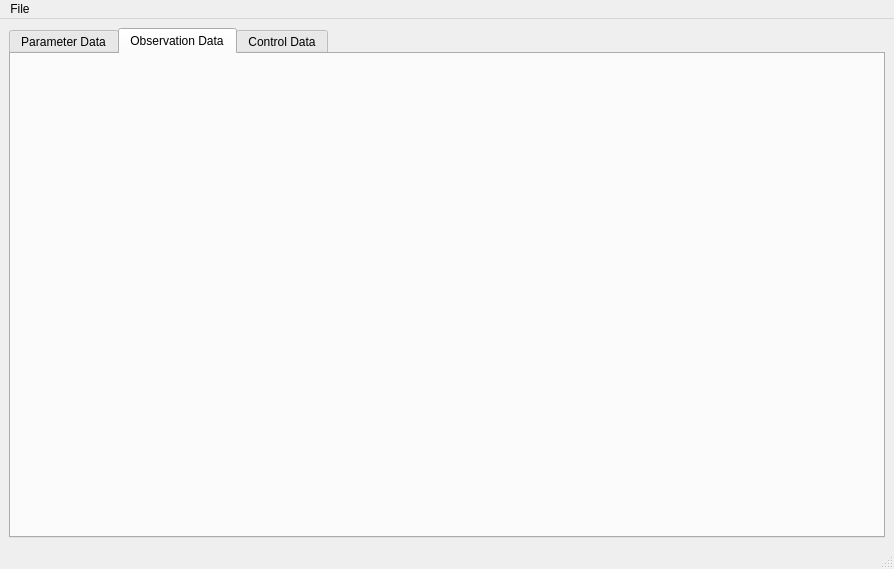
Before: the Qt Designer form UI_Files/SecondPage.ui in SurajKamble/SWMM2PEST, drawn with Qt 5.
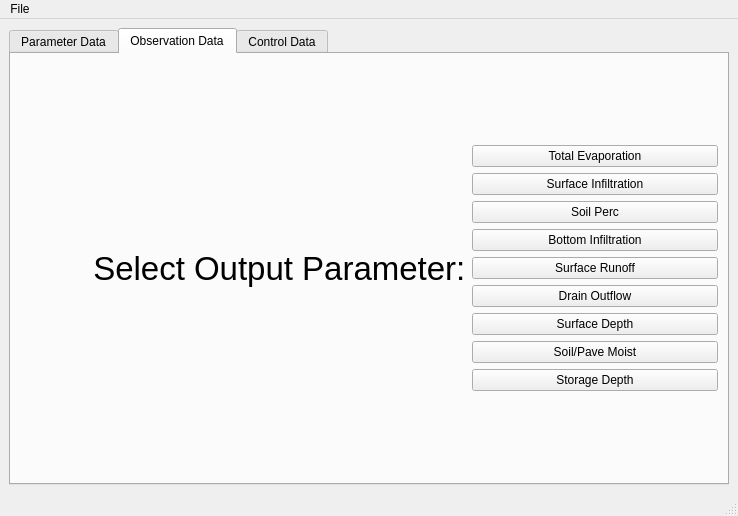
After: the same form once the commit is applied. The open tabs and pages were chosen to show the change.

Commit message: Done output section

Diff of the .ui file:
```diff
--- a/UI_Files/SecondPage.ui
+++ b/UI_Files/SecondPage.ui
@@ -6,8 +6,8 @@
    <rect>
     <x>0</x>
     <y>0</y>
-    <width>894</width>
-    <height>569</height>
+    <width>738</width>
+    <height>516</height>
    </rect>
   </property>
   <property name="windowTitle">
@@ -122,6 +122,97 @@
        <attribute name="title">
         <string>Observation Data</string>
        </attribute>
+       <layout class="QVBoxLayout" name="verticalLayout_3">
+        <item>
+         <layout class="QHBoxLayout" name="horizontalLayout_6">
+          <item>
+           <widget class="QLabel" name="label">
+            <property name="minimumSize">
+             <size>
+              <width>400</width>
+              <height>0</height>
+             </size>
+            </property>
+            <property name="font">
+             <font>
+              <pointsize>25</pointsize>
+             </font>
+            </property>
+            <property name="text">
+             <string>        Select Output Parameter:</string>
+            </property>
+           </widget>
+          </item>
+          <item>
+           <layout class="QVBoxLayout" name="verticalLayout_4">
+            <item>
+             <widget class="QPushButton" name="pushButtonTotalEvap">
+              <property name="text">
+               <string>Total Evaporation</string>
+              </property>
+             </widget>
+            </item>
+            <item>
+             <widget class="QPushButton" name="pushButtonSurfInfil">
+              <property name="text">
+               <string>Surface Infiltration</string>
+              </property>
+             </widget>
+            </item>
+            <item>
+             <widget class="QPushButton" name="pushButtonSoilPerc">
+              <property name="text">
+               <string>Soil Perc</string>
+              </property>
+             </widget>
+            </item>
+            <item>
+             <widget class="QPushButton" name="pushButtonBottomInfil">
+              <property name="text">
+               <string>Bottom Infiltration</string>
+              </property>
+             </widget>
+            </item>
+            <item>
+             <widget class="QPushButton" name="pushButtonSurfRunoff">
+              <property name="text">
+               <string>Surface Runoff</string>
+              </property>
+             </widget>
+            </item>
+            <item>
+             <widget class="QPushButton" name="pushButtonDrainOut">
+              <property name="text">
+               <string>Drain Outflow</string>
+              </property>
+             </widget>
+            </item>
+            <item>
+             <widget class="QPushButton" name="pushButtonSurfDepth">
+              <property name="text">
+               <string>Surface Depth</string>
+              </property>
+             </widget>
+            </item>
+            <item>
+             <widget class="QPushButton" name="pushButtonSoilMoist">
+              <property name="text">
+               <string>Soil/Pave Moist</string>
+              </property>
+             </widget>
+            </item>
+            <item>
+             <widget class="QPushButton" name="pushButtonStorageDepth">
+              <property name="text">
+               <string>Storage Depth</string>
+              </property>
+             </widget>
+            </item>
+           </layout>
+          </item>
+         </layout>
+        </item>
+       </layout>
       </widget>
       <widget class="QWidget" name="tabControls">
        <attribute name="title">
@@ -137,7 +228,7 @@
     <rect>
      <x>0</x>
      <y>0</y>
-     <width>894</width>
+     <width>738</width>
      <height>22</height>
     </rect>
    </property>
```
Left out of the diff: 5 changed lines with no effect on the pictures. The commit also changes 9 other files.
